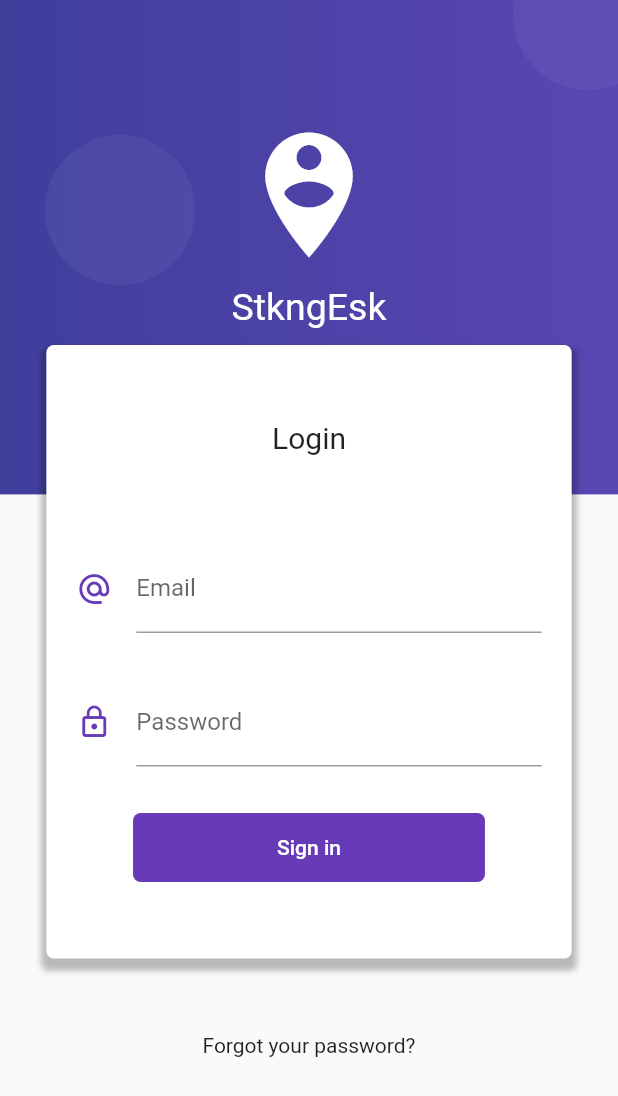
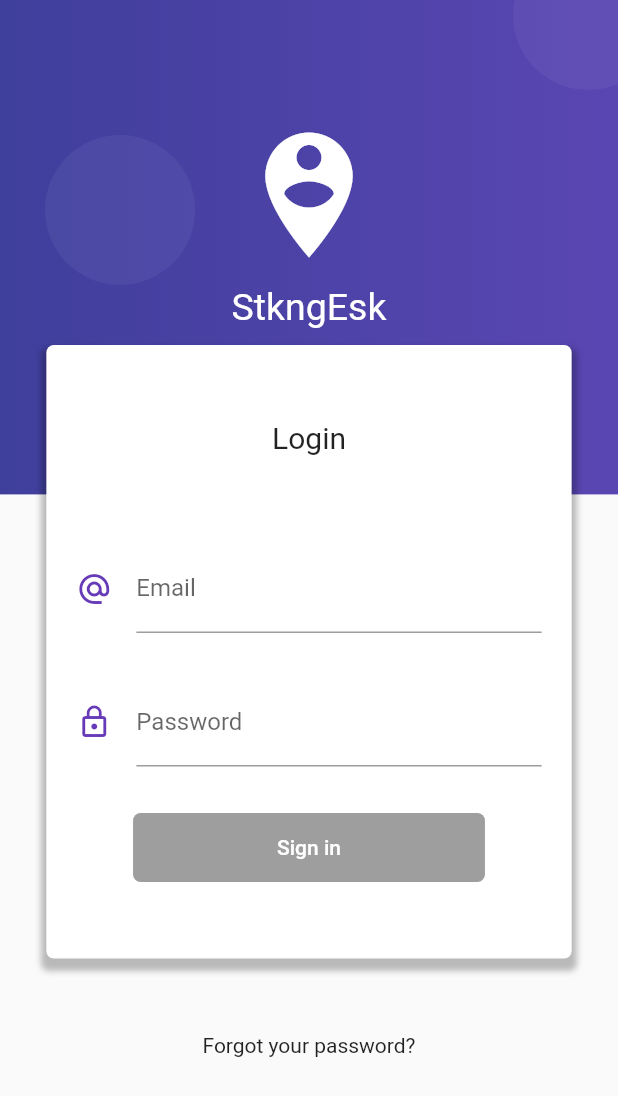
Before and after one commit to Christianesk/form_validation, a Flutter app: the screen it shows after launch, on a phone screen of 412 x 824 dp. Shown: the top 1096 px of the screen. Run offline on Flutter 3.47's test engine with Material 2 defaults, Android fonts, the phone set to English and light mode, and no system bars; our stand-ins replace rxdart.

Commit message:
Validate button access

```diff
--- a/lib/src/blocs/login_bloc.dart
+++ b/lib/src/blocs/login_bloc.dart
@@ -1,15 +1,16 @@
 import 'dart:async';
-
+import 'package:rxdart/rxdart.dart';
 import 'package:form_validation/src/blocs/validators.dart';
 
 class LoginBloc with Validators{
 
-  final _emailController = StreamController<String>.broadcast();
-  final _passwordController = StreamController<String>.broadcast();
+  final _emailController = BehaviorSubject<String>();
+  final _passwordController = BehaviorSubject<String>();
 
   // Get data of Stream
   Stream<String> get emailStream => _emailController.stream.transform(validateEmail);
   Stream<String> get passwordStream => _passwordController.stream.transform(validatePassword);
+  Stream<bool> get formValidStream => Rx.combineLatest2(emailStream, passwordStream, (email, pass) => true);
 
   //Insert values to Stream
 
--- a/lib/src/pages/login_page.dart
+++ b/lib/src/pages/login_page.dart
@@ -103,7 +103,7 @@ class LoginPage extends StatelessWidget {
                 SizedBox(height: 30.0),
                 _createPassword(bloc),
                 SizedBox(height: 30.0),
-                _createButton()
+                _createButton(bloc)
               ],
             ),
           ),
@@ -161,7 +161,13 @@ class LoginPage extends StatelessWidget {
 
   }
 
-  Widget _createButton() {
+  Widget _createButton(LoginBloc bloc) {
+
+    //formValidStream
+
+    return StreamBuilder(
+      stream: bloc.formValidStream,
+      builder: (BuildContext context, AsyncSnapshot snapshot) {
         return RaisedButton(
           child: Container(
             padding: EdgeInsets.symmetric(horizontal: 80.0,vertical: 15.0),
@@ -173,7 +179,9 @@ class LoginPage extends StatelessWidget {
           elevation: 0.0,
           color: Colors.deepPurple,
           textColor: Colors.white,
-      onPressed: () {},
+          onPressed: snapshot.hasData ? (){} : null,
+        );
+      },
     );
   }
 }
--- a/pubspec.yaml
+++ b/pubspec.yaml
@@ -28,6 +28,7 @@ dependencies:
   # The following adds the Cupertino Icons font to your application.
   # Use with the CupertinoIcons class for iOS style icons.
   cupertino_icons: ^1.0.0
+  rxdart: ^0.25.0
 
 dev_dependencies:
   flutter_test:
```
Also changed, not shown: pubspec.lock. Lines whose indentation alone changed are shown as unchanged.
